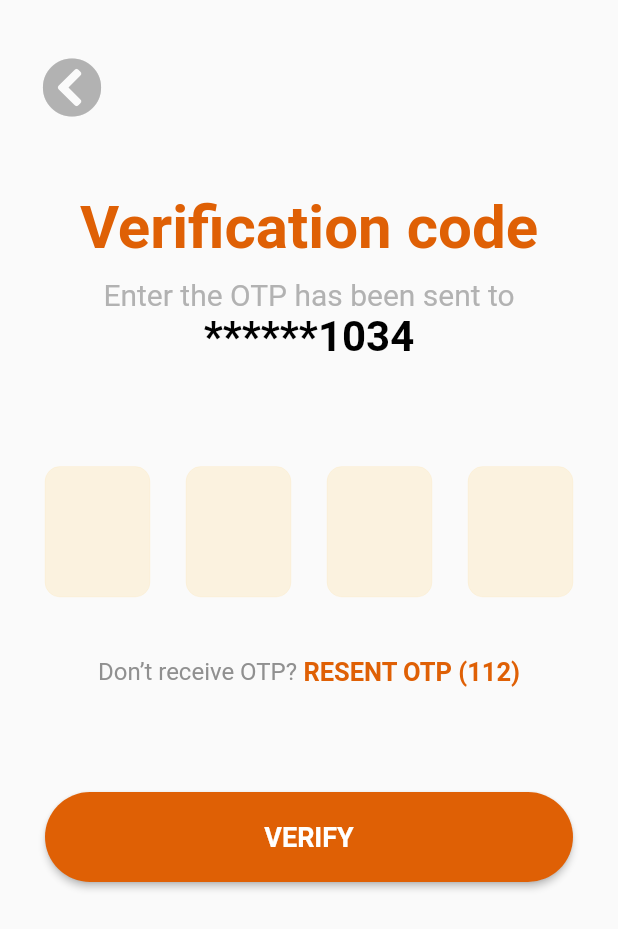
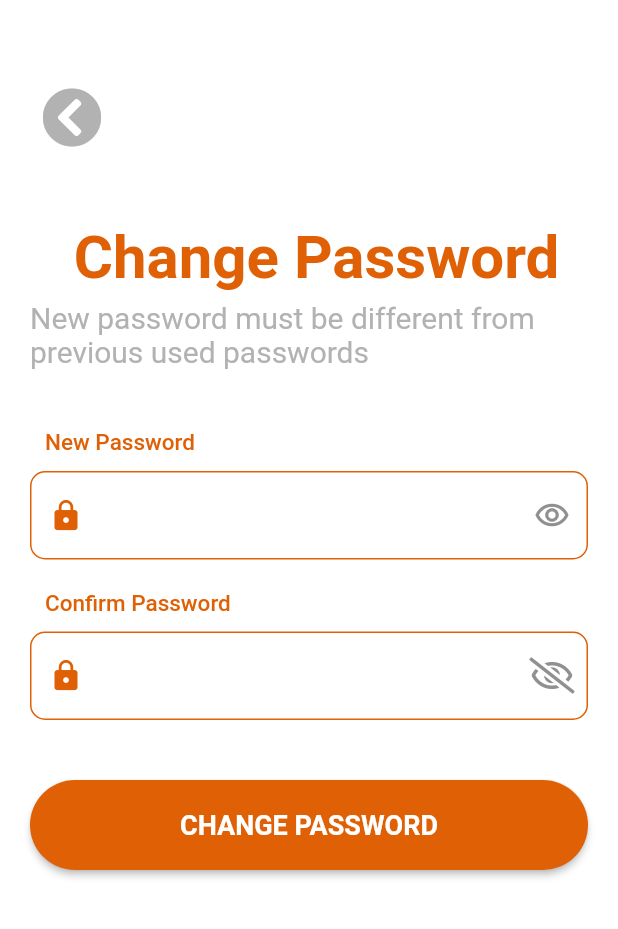
Before and after one commit to HuynhThiMinhNhuc/CharityApp, a Flutter app: the screen it shows after launch, on a phone screen of 412 x 824 dp. Shown: the top 929 px of the screen. Run offline on Flutter 3.47's test engine with Material 2 defaults, Android fonts, the phone set to English and light mode, and no system bars; our stand-ins replace font_awesome_flutter; Roboto replaces fonts that are missing (Roboto-Regular.tff, Roboto-Regular.ttf).

Commit message:
welcome, profile, change pass, verification pass
UI

```diff
--- a/CharityApp/lib/charity.dart
+++ b/CharityApp/lib/charity.dart
@@ -1,15 +1,20 @@
 // ignore: unused_import
+import 'package:charityapp/views/ChangePassword.dart';
+import 'package:charityapp/views/Forgotpass.dart';
 import 'package:charityapp/views/Login.dart';
+import 'package:charityapp/views/Profile.dart';
 import 'package:charityapp/views/Register.dart';
 import 'package:charityapp/views/Splash2.dart';
 import 'package:charityapp/views/Verification_code.dart';
+import 'package:charityapp/views/Welcome.dart';
 import 'package:flutter/material.dart';
 
 class charity extends StatelessWidget {
   @override
   Widget build(BuildContext context) {
     return MaterialApp(
-      home: verification_otp(),
+      home: changepassword(),
+      theme: ThemeData(scaffoldBackgroundColor: Colors.white),
     );
   }
 }
--- /dev/null
+++ b/CharityApp/lib/views/ChangePassword.dart
@@ -0,0 +1,106 @@
+import 'package:charityapp/global_variable/color.dart';
+import 'package:charityapp/views/Component/ButtonCustom.dart';
+import 'package:charityapp/views/Component/PassInput.dart';
+import 'package:flutter/cupertino.dart';
+import 'package:flutter/material.dart';
+import 'package:font_awesome_flutter/font_awesome_flutter.dart';
+
+class changepassword extends StatefulWidget {
+  @override
+  _State createState() => _State();
+}
+
+class _State extends State<changepassword> {
+  @override
+  Widget build(BuildContext context) {
+    return Scaffold(
+      body: Column(
+        crossAxisAlignment: CrossAxisAlignment.center,
+        mainAxisAlignment: MainAxisAlignment.start,
+        children: <Widget>[
+          Padding(
+            padding: EdgeInsets.fromLTRB(20, 50, 0, 50),
+            child: Row(children: [
+              IconButton(
+                  onPressed: () => {},
+                  icon: FaIcon(
+                    FontAwesomeIcons.chevronCircleLeft,
+                    color: notetextcolor,
+                    size: 40,
+                  )),
+            ]),
+          ),
+          Text(
+            ' Change Password',
+            style: TextStyle(
+                color: maincolor,
+                fontSize: 40,
+                fontFamily: 'Roboto-Regular.ttf',
+                fontWeight: FontWeight.bold),
+          ),
+          SizedBox(
+            height: 5,
+          ),
+          Padding(
+            padding: EdgeInsets.fromLTRB(20, 0, 20, 40),
+            child: Text(
+              'New password must be different from previous used passwords',
+              style: TextStyle(
+                  color: notetextcolor,
+                  fontSize: 20,
+                  fontFamily: 'Roboto_Regular'),
+            ),
+          ),
+          Row(mainAxisAlignment: MainAxisAlignment.start, children: <Widget>[
+            Padding(
+              padding: EdgeInsets.fromLTRB(30, 0, 0, 10),
+              child: Text(
+                'New Password',
+                style: TextStyle(
+                    color: maincolor,
+                    fontFamily: 'Roboto-Regular.tff',
+                    fontSize: 15,
+                    fontWeight: FontWeight.w500),
+              ),
+            ),
+          ]),
+          Padding(
+            padding: EdgeInsets.fromLTRB(20, 0, 20, 20),
+            child: PassInput(
+                securitytext: false,
+                background: Colors.white,
+                boder: maincolor,
+                hint: '',
+                ispass: true),
+          ),
+          Row(mainAxisAlignment: MainAxisAlignment.start, children: <Widget>[
+            Padding(
+              padding: EdgeInsets.fromLTRB(30, 0, 0, 10),
+              child: Text(
+                'Confirm Password',
+                style: TextStyle(
+                    color: maincolor,
+                    fontFamily: 'Roboto-Regular.tff',
+                    fontSize: 15,
+                    fontWeight: FontWeight.w500),
+              ),
+            ),
+          ]),
+          Padding(
+            padding: EdgeInsets.fromLTRB(20, 0, 20, 0),
+            child: PassInput(
+                securitytext: true,
+                background: Colors.white,
+                boder: maincolor,
+                hint: '',
+                ispass: true),
+          ),
+          Padding(
+              padding: EdgeInsets.fromLTRB(20, 40, 20, 0),
+              child: CustomButton(
+                  onPressed: () => {}, textInput: 'CHANGE PASSWORD'))
+        ],
+      ),
+    );
+  }
+}
--- a/CharityApp/lib/views/Component/PassInput.dart
+++ b/CharityApp/lib/views/Component/PassInput.dart
@@ -8,12 +8,14 @@ class PassInput extends StatefulWidget {
   final Color background;
   final Color boder;
   final String hint;
+  final bool ispass;
 
   PassInput(
       {required this.securitytext,
       required this.background,
       required this.boder,
-      required this.hint});
+      required this.hint,
+      required this.ispass});
 
   @override
   _PassInputState createState() => _PassInputState();
@@ -33,29 +35,34 @@ class _PassInputState extends State<PassInput> {
     return TextFormField(
       decoration: InputDecoration(
           prefixIcon: Icon(
-            Icons.lock,
+            widget.ispass ? Icons.lock : Icons.cake_rounded,
             color: maincolor,
             size: 23,
           ),
           focusedBorder: OutlineInputBorder(
               borderRadius: BorderRadius.circular(10),
               borderSide:
-                  BorderSide(color: widget.boder.withOpacity(1), width: 1)),
+                  BorderSide(color: widget.boder.withOpacity(1), width: 2)),
           enabledBorder: OutlineInputBorder(
               borderRadius: BorderRadius.circular(10),
-              borderSide: BorderSide(
-                  color: widget.background.withOpacity(0.1), width: 0)),
+              borderSide:
+                  BorderSide(color: widget.boder.withOpacity(1), width: 1)),
           hintText: widget.hint,
           hintStyle: TextStyle(
               color: hinttextcolor,
               fontSize: 15,
               fontFamily: 'Roboto-Thin.tff'),
-          fillColor: backgrountbutton.withOpacity(0.2),
+          fillColor: widget.background.withOpacity(0.2),
           filled: true,
           suffixIcon: IconButton(
-            icon: securi
-                ? FaIcon(FontAwesomeIcons.eyeSlash)
-                : Icon(Icons.remove_red_eye_outlined),
+            icon: widget.ispass
+                ? securi
+                    ? FaIcon(FontAwesomeIcons.eyeSlash)
+                    : Icon(Icons.remove_red_eye_outlined)
+                : FaIcon(
+                    FontAwesomeIcons.calendar,
+                    color: maincolor,
+                  ),
             color: icon,
             onPressed: () {
               setState(() {
--- a/CharityApp/pubspec.yaml
+++ b/CharityApp/pubspec.yaml
@@ -52,6 +52,7 @@ flutter:
     - asset/splash1.PNG
     - asset/splash2.PNG
     - asset/logo.png
+    - asset/welcome.png
 
 
   # An image asset can refer to one or more resolution-specific "variants", see
```
Also changed, not shown: CharityApp/lib/views/Component/TextInput.dart (+13 -9 lines), CharityApp/lib/views/Forgotpass.dart (added, +86 -0 lines), CharityApp/lib/views/Login.dart (+5 -2 lines), CharityApp/lib/views/Profile.dart (added, +205 -0 lines), CharityApp/lib/views/Register.dart (+6 -3 lines), CharityApp/lib/views/Welcome.dart (added, +80 -0 lines), CharityApp/asset/welcome.png (added).
